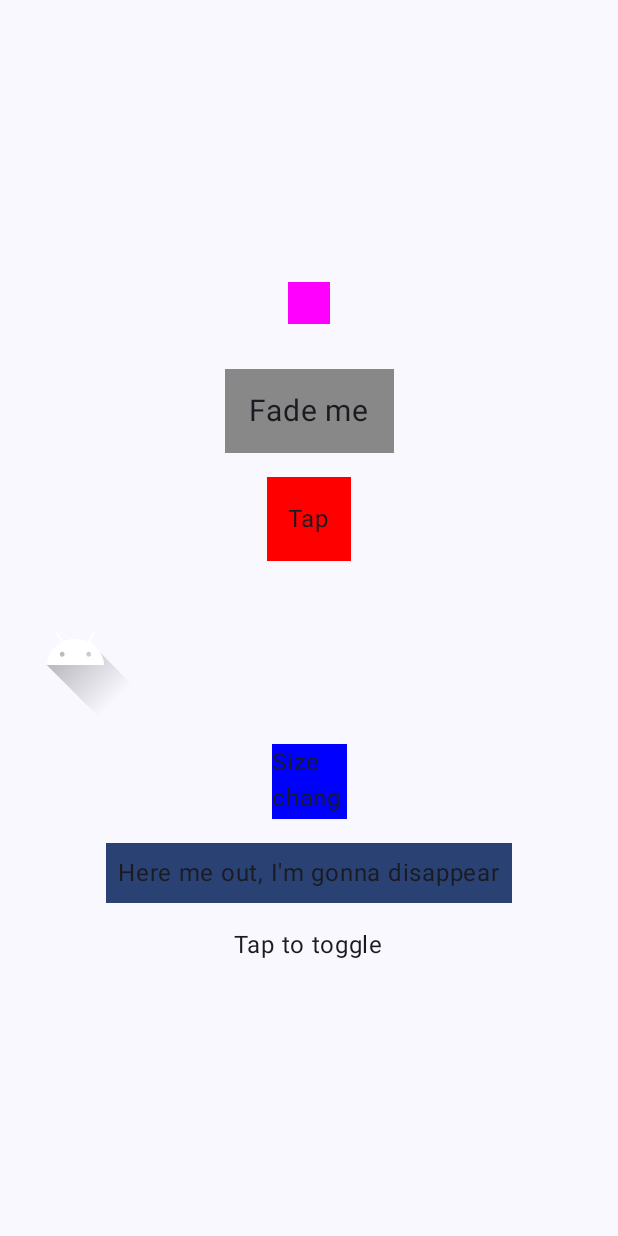
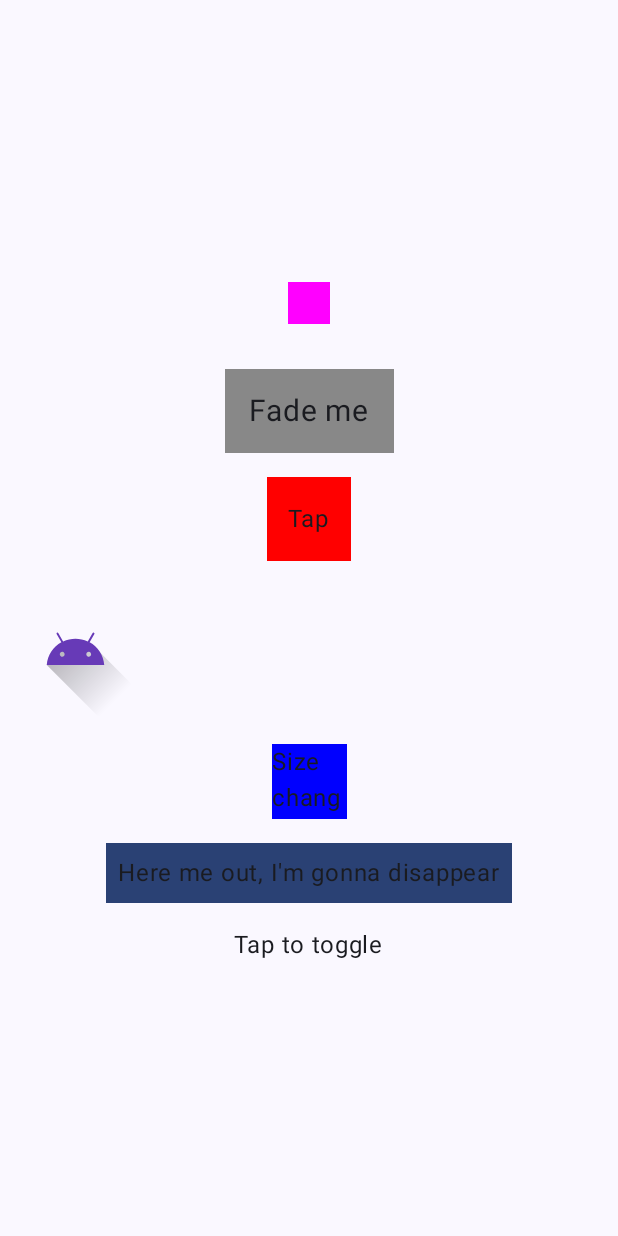
Before and after one commit to bekaweirdo/Animations, an Android app built with Jetpack Compose: the ValueBasedAnimationActivity screen opened directly, with no data from a screen before it, on a phone screen of 412 x 824 dp. Run offline under Robolectric (Android 15) with nearby library versions, the light colour scheme and no system bars.

Commit message:
# Minor updates within fillcolor and mutableState changes

```diff
--- a/app/src/main/java/com/bekka/animations/value_based_animation/ValueBasedAnimationActivity.kt
+++ b/app/src/main/java/com/bekka/animations/value_based_animation/ValueBasedAnimationActivity.kt
@@ -34,6 +34,7 @@ import androidx.compose.material3.Surface
 import androidx.compose.material3.Text
 import androidx.compose.runtime.Composable
 import androidx.compose.runtime.getValue
+import androidx.compose.runtime.mutableFloatStateOf
 import androidx.compose.runtime.mutableStateOf
 import androidx.compose.runtime.remember
 import androidx.compose.runtime.setValue
@@ -95,7 +96,7 @@ class ValueBasedAnimationActivity : ComponentActivity() {
 @Composable
 fun BoxSizeChangeExample() {
     var size by remember {
-        mutableStateOf(0.5f)
+        mutableFloatStateOf(0.5f)
     }
 
     val animateScale by animateFloatAsState(
@@ -167,7 +168,7 @@ fun AnimatedVisibilityExample(isVisible: Boolean, onToggleVisibility: () -> Unit
 
 @Composable
 fun FloatAnimationExample() {
-    var alpha by remember { mutableStateOf(1f) }
+    var alpha by remember { mutableFloatStateOf(1f) }
     val animatedAlpha by animateFloatAsState(
         targetValue = alpha,
         label = ""
--- a/app/src/main/res/drawable/ic_launcher_foreground.xml
+++ b/app/src/main/res/drawable/ic_launcher_foreground.xml
@@ -22,7 +22,7 @@
         </aapt:attr>
     </path>
     <path
-        android:fillColor="#FFFFFF"
+        android:fillColor="#673AB7"
         android:fillType="nonZero"
         android:pathData="M65.3,45.828l3.8,-6.6c0.2,-0.4 0.1,-0.9 -0.3,-1.1c-0.4,-0.2 -0.9,-0.1 -1.1,0.3l-3.9,6.7c-6.3,-2.8 -13.4,-2.8 -19.7,0l-3.9,-6.7c-0.2,-0.4 -0.7,-0.5 -1.1,-0.3C38.8,38.328 38.7,38.828 38.9,39.228l3.8,6.6C36.2,49.428 31.7,56.028 31,63.928h46C76.3,56.028 71.8,49.428 65.3,45.828zM43.4,57.328c-0.8,0 -1.5,-0.5 -1.8,-1.2c-0.3,-0.7 -0.1,-1.5 0.4,-2.1c0.5,-0.5 1.4,-0.7 2.1,-0.4c0.7,0.3 1.2,1 1.2,1.8C45.3,56.528 44.5,57.328 43.4,57.328L43.4,57.328zM64.6,57.328c-0.8,0 -1.5,-0.5 -1.8,-1.2s-0.1,-1.5 0.4,-2.1c0.5,-0.5 1.4,-0.7 2.1,-0.4c0.7,0.3 1.2,1 1.2,1.8C66.5,56.528 65.6,57.328 64.6,57.328L64.6,57.328z"
         android:strokeWidth="1"
```
